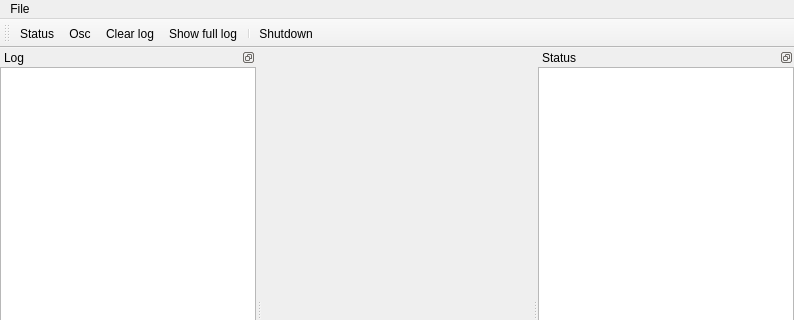
Qt form projects/ctrl-board/software/applications/client/src/main_wnd.ui (z80/robocam) before a commit; both pictures show x 0 to 794 and y 0 to 320 of the 794 by 594 pixel window.
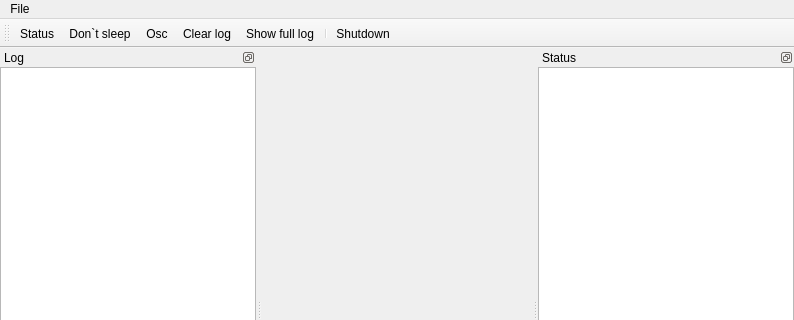
The same form after that commit. Custom widgets are drawn as their Qt base class.

Commit message: Added remote call to timeoutReset().

```diff
--- a/projects/ctrl-board/software/applications/client/src/main_wnd.ui
+++ b/projects/ctrl-board/software/applications/client/src/main_wnd.ui
@@ -231,6 +231,7 @@
     <bool>false</bool>
    </attribute>
    <addaction name="queryStatus"/>
+   <addaction name="dontSleep"/>
    <addaction name="queryOsc"/>
    <addaction name="clearLog"/>
    <addaction name="showFullLog"/>
@@ -357,6 +358,17 @@
     <string>Query oscilloscopic measures</string>
    </property>
   </action>
+  <action name="dontSleep">
+   <property name="checkable">
+    <bool>true</bool>
+   </property>
+   <property name="text">
+    <string>Don`t sleep</string>
+   </property>
+   <property name="toolTip">
+    <string>Send Don't sleep periodically to prevent robot hybernation.</string>
+   </property>
+  </action>
  </widget>
  <customwidgets>
   <customwidget>
```
Left out of the diff: 57 changed lines with no effect on the pictures. The commit also changes 2 other files.
